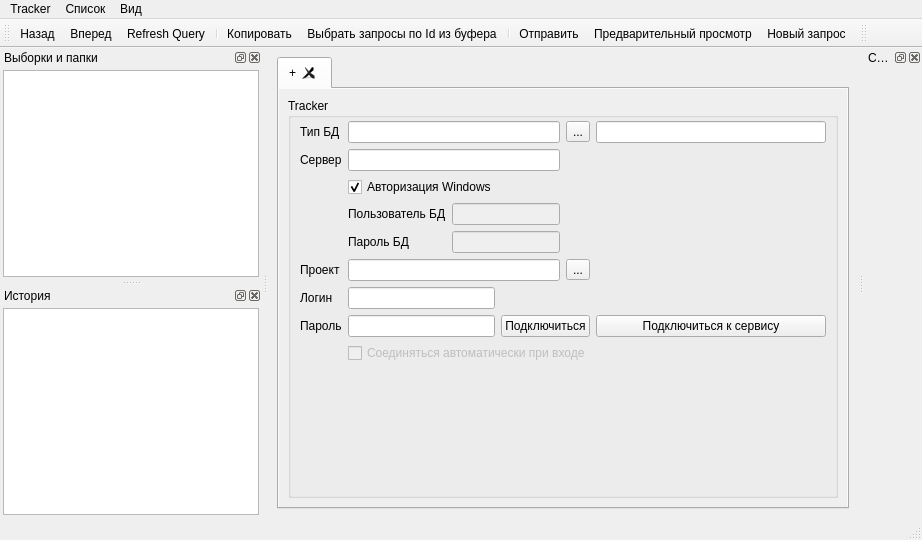
This is client/ui/tracksmain.ui in sshmakov/Traquera as Qt 5 draws it before an edit. The edited form follows.
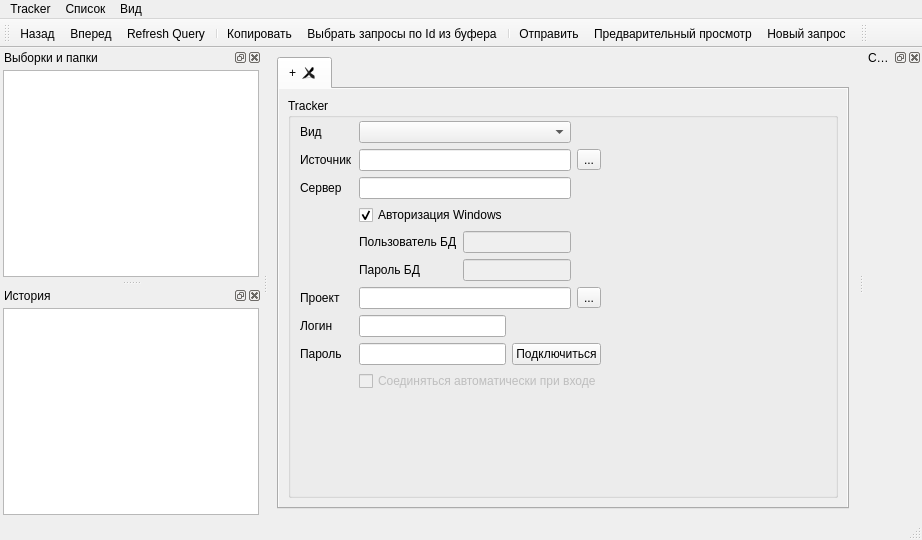
This is the edited form. Icons and pictures are not drawn.

Diff of the .ui file:
```diff
--- a/client/ui/tracksmain.ui
+++ b/client/ui/tracksmain.ui
@@ -99,50 +99,16 @@
                </property>
                <item>
                 <layout class="QGridLayout" name="gridLayout">
-                 <item row="0" column="4">
-                  <widget class="QToolButton" name="btnDBMS">
+                 <item row="6" column="0">
+                  <widget class="QLabel" name="label_2">
                    <property name="text">
-                    <string>...</string>
+                    <string>Проект</string>
                    </property>
                   </widget>
                  </item>
-                 <item row="1" column="1" colspan="3">
+                 <item row="2" column="1" colspan="3">
                   <widget class="QLineEdit" name="serverEdit"/>
                  </item>
-                 <item row="0" column="1" colspan="3">
-                  <widget class="QLineEdit" name="dbmsEdit"/>
-                 </item>
-                 <item row="0" column="0">
-                  <widget class="QLabel" name="label_7">
-                   <property name="text">
-                    <string>Тип БД</string>
-                   </property>
-                  </widget>
-                 </item>
-                 <item row="9" column="1" colspan="5">
-                  <widget class="QCheckBox" name="checkBox">
-                   <property name="enabled">
-                    <bool>false</bool>
-                   </property>
-                   <property name="text">
-                    <string>Соединяться автоматически при входе</string>
-                   </property>
-                  </widget>
-                 </item>
-                 <item row="8" column="0">
-                  <widget class="QLabel" name="label_6">
-                   <property name="text">
-                    <string>Пароль</string>
-                   </property>
-                  </widget>
-                 </item>
-                 <item row="8" column="3" colspan="2">
-                  <widget class="QPushButton" name="connectButton">
-                   <property name="text">
-                    <string>Подключиться</string>
-                   </property>
-                  </widget>
-                 </item>
                  <item row="8" column="1" colspan="2">
                   <widget class="QLineEdit" name="passwordEdit">
                    <property name="echoMode">
@@ -150,21 +116,132 @@
                    </property>
                   </widget>
                  </item>
+                 <item row="1" column="4">
+                  <widget class="QToolButton" name="btnDBMS">
+                   <property name="text">
+                    <string>...</string>
+                   </property>
+                  </widget>
+                 </item>
+                 <item row="8" column="3" colspan="2">
+                  <widget class="QPushButton" name="connectButton">
+                   <property name="text">
+                    <string>Подключиться</string>
+                   </property>
+                  </widget>
+                 </item>
+                 <item row="7" column="0">
+                  <widget class="QLabel" name="label_3">
+                   <property name="text">
+                    <string>Логин</string>
+                   </property>
+                  </widget>
+                 </item>
+                 <item row="8" column="0">
+                  <widget class="QLabel" name="label_6">
+                   <property name="text">
+                    <string>Пароль</string>
+                   </property>
+                  </widget>
+                 </item>
+                 <item row="6" column="1" colspan="3">
+                  <widget class="QLineEdit" name="projectEdit"/>
+                 </item>
+                 <item row="3" column="1" colspan="3">
+                  <widget class="QCheckBox" name="trustedUserBox">
+                   <property name="text">
+                    <string>Авторизация Windows</string>
+                   </property>
+                   <property name="checked">
+                    <bool>true</bool>
+                   </property>
+                  </widget>
+                 </item>
+                 <item row="1" column="0">
+                  <widget class="QLabel" name="label_7">
+                   <property name="text">
+                    <string>Источник</string>
+                   </property>
+                   <property name="buddy">
+                    <cstring>dbmsEdit</cstring>
+                   </property>
+                  </widget>
+                 </item>
                  <item row="4" column="1">
-                  <widget class="QLabel" name="label_5">
-                   <property name="text">
-                    <string>Пароль БД</string>
-                   </property>
-                  </widget>
-                 </item>
-                 <item row="3" column="1">
                   <widget class="QLabel" name="label_4">
                    <property name="text">
                     <string>Пользователь БД</string>
                    </property>
                   </widget>
                  </item>
-                 <item row="7" column="5">
+                 <item row="5" column="1">
+                  <widget class="QLabel" name="label_5">
+                   <property name="text">
+                    <string>Пароль БД</string>
+                   </property>
+                  </widget>
+                 </item>
+                 <item row="4" column="2" colspan="2">
+                  <widget class="QLineEdit" name="sqlUserEdit">
+                   <property name="enabled">
+                    <bool>false</bool>
+                   </property>
+                  </widget>
+                 </item>
+                 <item row="5" column="2" colspan="2">
+                  <widget class="QLineEdit" name="sqlPassEdit">
+                   <property name="enabled">
+                    <bool>false</bool>
+                   </property>
+                  </widget>
+                 </item>
+                 <item row="2" column="0">
+                  <widget class="QLabel" name="label">
+                   <property name="text">
+                    <string>Сервер</string>
+                   </property>
+                   <property name="buddy">
+                    <cstring>serverEdit</cstring>
+                   </property>
+                  </widget>
+                 </item>
+                 <item row="1" column="1" colspan="3">
+                  <widget class="QLineEdit" name="dbmsEdit"/>
+                 </item>
+                 <item row="7" column="1" colspan="2">
+                  <widget class="QLineEdit" name="userEdit"/>
+                 </item>
+                 <item row="6" column="4">
+                  <widget class="QToolButton" name="readProjectsBtn">
+                   <property name="text">
+                    <string>...</string>
+                   </property>
+                  </widget>
+                 </item>
+                 <item row="0" column="1" colspan="3">
+                  <widget class="QComboBox" name="dbClassComboBox"/>
+                 </item>
+                 <item row="0" column="0">
+                  <widget class="QLabel" name="label_8">
+                   <property name="text">
+                    <string>Вид</string>
+                   </property>
+                   <property name="buddy">
+                    <cstring>dbClassComboBox</cstring>
+                   </property>
+                  </widget>
+                 </item>
+                 <item row="9" column="1" colspan="5">
+                  <widget class="QCheckBox" name="checkBox">
+                   <property name="enabled">
+                    <bool>false</bool>
+                   </property>
+                   <property name="text">
+                    <string>Соединяться автоматически при входе</string>
+                   </property>
+                  </widget>
+                 </item>
+                 <item row="1" column="5">
                   <spacer name="horizontalSpacer">
                    <property name="orientation">
                     <enum>Qt::Horizontal</enum>
@@ -177,74 +254,6 @@
                    </property>
                   </spacer>
                  </item>
-                 <item row="5" column="4">
-                  <widget class="QToolButton" name="readProjectsBtn">
-                   <property name="text">
-                    <string>...</string>
-                   </property>
-                  </widget>
-                 </item>
-                 <item row="4" column="2" colspan="2">
-                  <widget class="QLineEdit" name="sqlPassEdit">
-                   <property name="enabled">
-                    <bool>false</bool>
-                   </property>
-                  </widget>
-                 </item>
-                 <item row="3" column="2" colspan="2">
-                  <widget class="QLineEdit" name="sqlUserEdit">
-                   <property name="enabled">
-                    <bool>false</bool>
-                   </property>
-                  </widget>
-                 </item>
-                 <item row="2" column="1" colspan="3">
-                  <widget class="QCheckBox" name="trustedUserBox">
-                   <property name="text">
-                    <string>Авторизация Windows</string>
-                   </property>
-                   <property name="checked">
-                    <bool>true</bool>
-                   </property>
-                  </widget>
-                 </item>
-                 <item row="1" column="0">
-                  <widget class="QLabel" name="label">
-                   <property name="text">
-                    <string>Сервер</string>
-                   </property>
-                  </widget>
-                 </item>
-                 <item row="7" column="0">
-                  <widget class="QLabel" name="label_3">
-                   <property name="text">
-                    <string>Логин</string>
-                   </property>
-                  </widget>
-                 </item>
-                 <item row="7" column="1" colspan="2">
-                  <widget class="QLineEdit" name="userEdit"/>
-                 </item>
-                 <item row="5" column="0">
-                  <widget class="QLabel" name="label_2">
-                   <property name="text">
-                    <string>Проект</string>
-                   </property>
-                  </widget>
-                 </item>
-                 <item row="5" column="1" colspan="3">
-                  <widget class="QLineEdit" name="projectEdit"/>
-                 </item>
-                 <item row="8" column="5">
-                  <widget class="QPushButton" name="btnService">
-                   <property name="text">
-                    <string>Подключиться к сервису</string>
-                   </property>
-                  </widget>
-                 </item>
-                 <item row="0" column="5">
-                  <widget class="QLineEdit" name="editServiceUrl"/>
-                 </item>
                 </layout>
                </item>
                <item>
```
